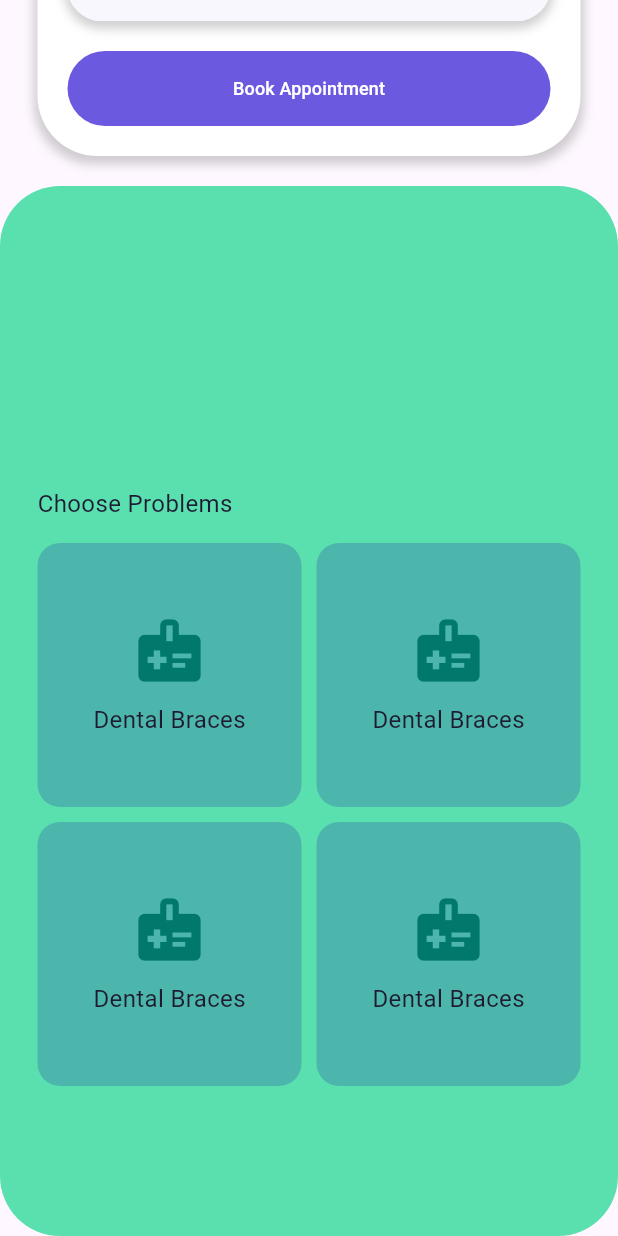
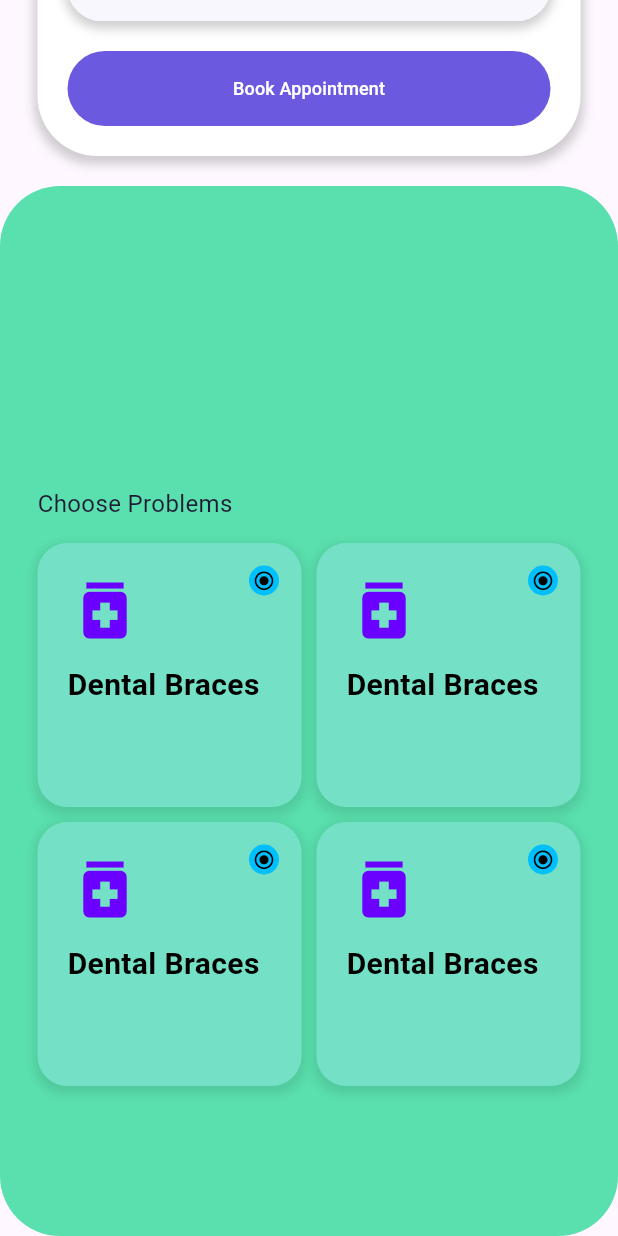
Before and after one commit to vshal9921/iDoctor, a Flutter app: the screen it shows after launch, scrolled down 576 dp, on a phone screen of 412 x 824 dp. Run offline on Flutter 3.47's test engine with Material 3 defaults, Android fonts, the phone set to English and light mode, and no system bars.

Commit message:
Problem card UI

```diff
--- a/lib/resources/my_colors.dart
+++ b/lib/resources/my_colors.dart
@@ -6,6 +6,7 @@ class MyColors{
 
   static const Color blue = Color(0xff6B5AE0);
   static const Color green = Color(0xff5AE0AE);
+  static const Color greenSmall = Color(0xff5CE9B4);
   static const Color white = Color(0xffffffff);
   static const Color blackText = Color(0xff1E1A34);
   static const Color backTextField = Color(0xffF8F7FE);
--- a/lib/ui/problem_card.dart
+++ b/lib/ui/problem_card.dart
@@ -1,52 +1,67 @@
 import 'package:flutter/material.dart';
-import 'package:i_doctor/resources/my_styles.dart';
 
 class ProblemCard extends StatelessWidget {
   const ProblemCard({super.key});
 
   @override
   Widget build(BuildContext context) {
+
     return Container(
+      width: 200,
+      height: 150,
       decoration: BoxDecoration(
-        color : Colors.teal[300],
-        //color: isSelected ? Colors.teal[300] : Colors.teal[100],
-        borderRadius: BorderRadius.circular(15.0),
-        // boxShadow: [
-        //   BoxShadow(
-        //     color: Colors.grey.withOpacity(0.5),
-        //     spreadRadius: 2,
-        //     blurRadius: 5,
-        //     offset: Offset(0, 3),
-        //   ),
-        // ],
+        color: const Color(0xFF74E1C6), // Match the card color
+        borderRadius: BorderRadius.circular(20),
+        boxShadow: [
+          BoxShadow(
+            color: Colors.black.withOpacity(0.1),
+            spreadRadius: 2,
+            blurRadius: 5,
+            offset: const Offset(0, 3),
+          ),
+        ],
       ),
-      child: Column(
-        mainAxisAlignment: MainAxisAlignment.center,
+      child: Stack(
         children: [
-          Icon(
-            Icons.medical_information,
-            size: 50.0,
-            color : Colors.teal[700]
-            //color: isSelected ? Colors.teal[700] : Colors.teal[600],
+          const Padding(
+            padding: EdgeInsets.all(20.0),
+            child: Column(
+              crossAxisAlignment: CrossAxisAlignment.start,
+              children: [
+                Icon(
+                  Icons.medication, // You may need to find the exact icon or use a custom one
+                  size: 50,
+                  color: Color(0xFF6A00FF),
+                ),
+                SizedBox(height: 10),
+                Text(
+                  'Dental Braces',
+                  style: TextStyle(
+                    fontSize: 20,
+                    fontWeight: FontWeight.bold,
+                    color: Colors.black,
+                  ),
+                ),
+              ],
+            ),
           ),
-          SizedBox(height: 10.0),
-          Text("Dental Braces", style: MyStyle.textProblem,),
-          // Spacer(),
-          // Container(
-          //   margin: const EdgeInsets.all(8.0),
-          //   height: 24.0,
-          //   width: 24.0,
-          //   decoration: BoxDecoration(
-          //     color: Colors.teal,
-          //     //color: isSelected ? Colors.teal : Colors.grey,
-          //     shape: BoxShape.circle,
-          //   ),
-          //   child: Icon(
-          //     Icons.radio_button_checked,
-          //     color: Colors.white,
-          //     size: 20.0,
-          //   ),
-          // ),
+          Positioned(
+            top: 15,
+            right: 15,
+            child: Container(
+              width: 20,
+              height: 20,
+              decoration: const BoxDecoration(
+                color: Color(0xFF00BFFF),
+                shape: BoxShape.circle,
+              ),
+              child: const Icon(
+                Icons.radio_button_checked,
+                color: Colors.black,
+                size: 15,
+              ),
+            ),
+          ),
         ],
       ),
     );
```
